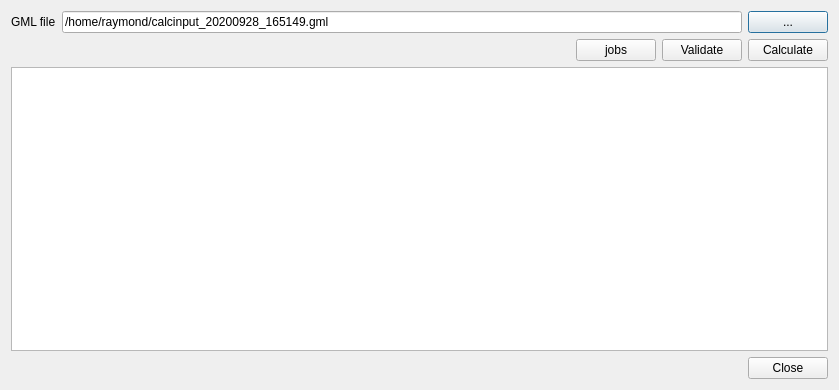
opengeogroep/AERIUS-QGIS-plugins, file ImaerPlugin/connect_calc_dlg.ui: the form before one commit.
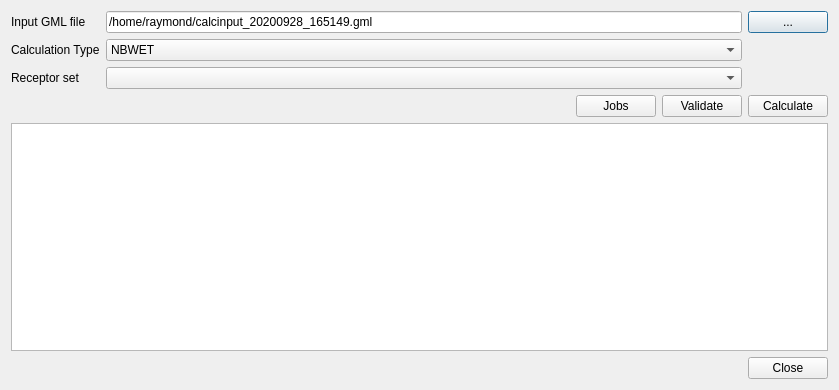
The form after the commit.

Commit message: run calculation on CUSTOM_POINTS

Patch:
```diff
--- a/ImaerPlugin/connect_calc_dlg.ui
+++ b/ImaerPlugin/connect_calc_dlg.ui
@@ -16,10 +16,24 @@
   <layout class="QVBoxLayout" name="verticalLayout">
    <item>
     <layout class="QGridLayout" name="gridLayout">
+     <item row="1" column="1">
+      <widget class="QComboBox" name="combo_calc_type">
+       <item>
+        <property name="text">
+         <string>NBWET</string>
+        </property>
+       </item>
+       <item>
+        <property name="text">
+         <string>CUSTOM_POINTS</string>
+        </property>
+       </item>
+      </widget>
+     </item>
      <item row="0" column="0">
       <widget class="QLabel" name="label_gml_input">
        <property name="text">
-        <string>GML file</string>
+        <string>Input GML file</string>
        </property>
       </widget>
      </item>
@@ -43,6 +57,23 @@
        </property>
       </widget>
      </item>
+     <item row="1" column="0">
+      <widget class="QLabel" name="label_calc_type">
+       <property name="text">
+        <string>Calculation Type</string>
+       </property>
+      </widget>
+     </item>
+     <item row="2" column="0">
+      <widget class="QLabel" name="label_receptor_set">
+       <property name="text">
+        <string>Receptor set</string>
+       </property>
+      </widget>
+     </item>
+     <item row="2" column="1">
+      <widget class="QComboBox" name="combo_receptor_set"/>
+     </item>
     </layout>
    </item>
    <item>
@@ -69,7 +100,7 @@
         </size>
        </property>
        <property name="text">
-        <string>jobs</string>
+        <string>Jobs</string>
        </property>
       </widget>
      </item>
```
The commit also changes 3 other files.
